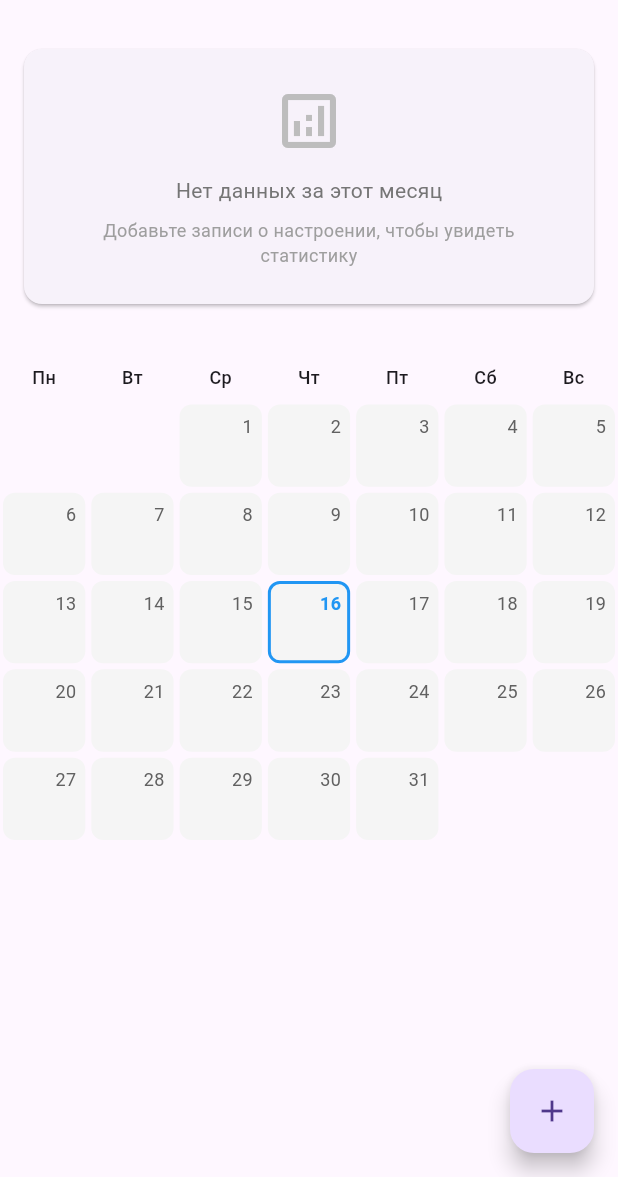
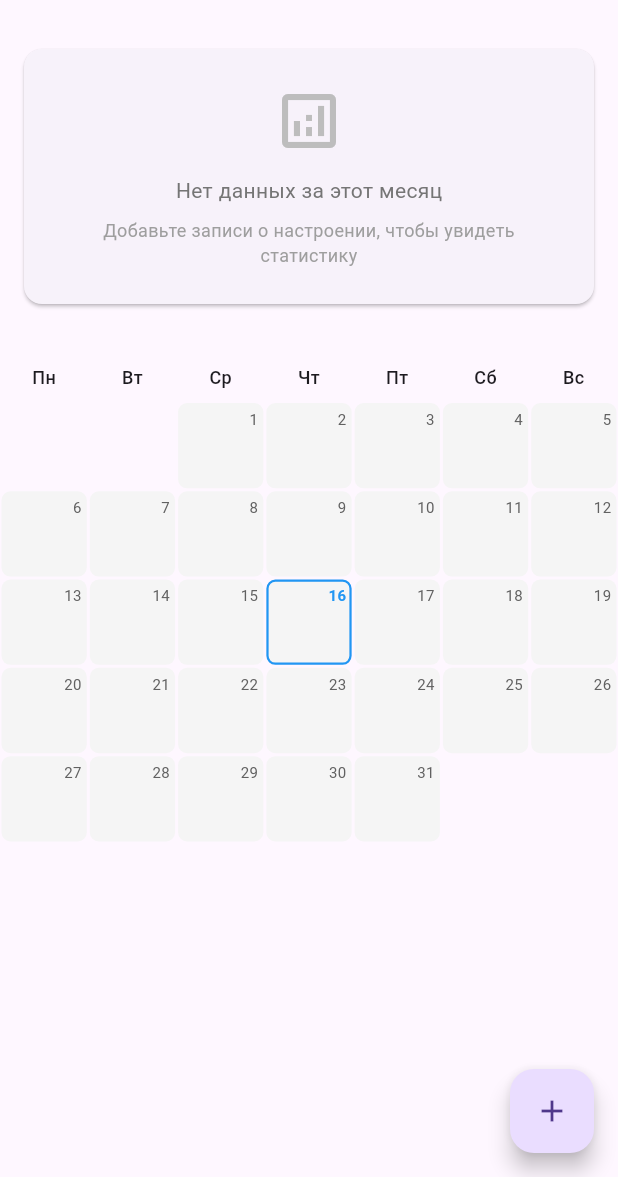
Before and after one commit to Pollakover/Mood-Tracker, a Flutter app: the screen it shows after launch, on a phone screen of 412 x 824 dp, the part 59-1236 px from its top. Run offline on Flutter 3.47's test engine with Material 3 defaults, Android fonts, the phone set to English and light mode, and no system bars.

Commit message:
Fixed calendar

```diff
--- a/lib/features/mood_tracking/screens/mood_calendar_screen.dart
+++ b/lib/features/mood_tracking/screens/mood_calendar_screen.dart
@@ -35,7 +35,8 @@ class MoodCalendarScreen extends StatelessWidget {
           ),
         ],
       ),
-      body: Column(
+      body: SingleChildScrollView(
+        child: Column(
           children: [
             // Статистика за месяц
             MoodStatsCard(entries: entries, currentMonth: currentMonth),
@@ -43,14 +44,13 @@ class MoodCalendarScreen extends StatelessWidget {
             // Заголовок дней недели
             _buildWeekDaysHeader(),
             // Основной календарь
-          Expanded(
-            child: MoodCalendar(
+            MoodCalendar(
               entries: entries,
               selectedMonth: currentMonth,
               onDateSelected: onDateSelected,
             ),
+          ],
         ),
-        ],
       ),
       floatingActionButton: FloatingActionButton(
         onPressed: onAddEntry,
--- a/lib/features/mood_tracking/widgets/mood_calendar.dart
+++ b/lib/features/mood_tracking/widgets/mood_calendar.dart
@@ -30,8 +30,10 @@ class MoodCalendar extends StatelessWidget {
       gridDays.add(DateTime(selectedMonth.year, selectedMonth.month, i));
     }
 
+    // Убираем фиксированную высоту и используем shrinkWrap
     return GridView.builder(
-      physics: const NeverScrollableScrollPhysics(),
+      shrinkWrap: true, // Важно: позволяет GridView занимать только нужное место
+      physics: const NeverScrollableScrollPhysics(), // Отключаем скролл у самого GridView
       gridDelegate: const SliverGridDelegateWithFixedCrossAxisCount(
         crossAxisCount: 7,
         childAspectRatio: 1.0,
@@ -51,34 +53,36 @@ class MoodCalendar extends StatelessWidget {
         return GestureDetector(
           onTap: () => onDateSelected(date),
           child: Container(
-            margin: const EdgeInsets.all(2.0),
+            margin: const EdgeInsets.all(1.0),
             decoration: BoxDecoration(
               color: moodConfig?.color.withOpacity(0.3) ?? Colors.grey.shade100,
-              borderRadius: BorderRadius.circular(8.0),
+              borderRadius: BorderRadius.circular(6.0),
               border: Border.all(
                 color: isToday ? Colors.blue : Colors.transparent,
-                width: 2.0,
+                width: 1.5,
               ),
             ),
             child: Stack(
               children: [
+                // Число месяца
                 Positioned(
-                  top: 4,
-                  right: 4,
+                  top: 2,
+                  right: 2,
                   child: Text(
                     '${date.day}',
                     style: TextStyle(
-                      fontSize: 12,
+                      fontSize: 10,
                       color: isToday ? Colors.blue : Colors.grey.shade700,
                       fontWeight: isToday ? FontWeight.bold : FontWeight.normal,
                     ),
                   ),
                 ),
+                // Смайлик настроения
                 if (moodConfig != null)
                   Center(
                     child: Text(
                       moodConfig.emoji,
-                      style: const TextStyle(fontSize: 20),
+                      style: const TextStyle(fontSize: 14),
                     ),
                   ),
               ],
```
Lines whose indentation alone changed are shown as unchanged.
